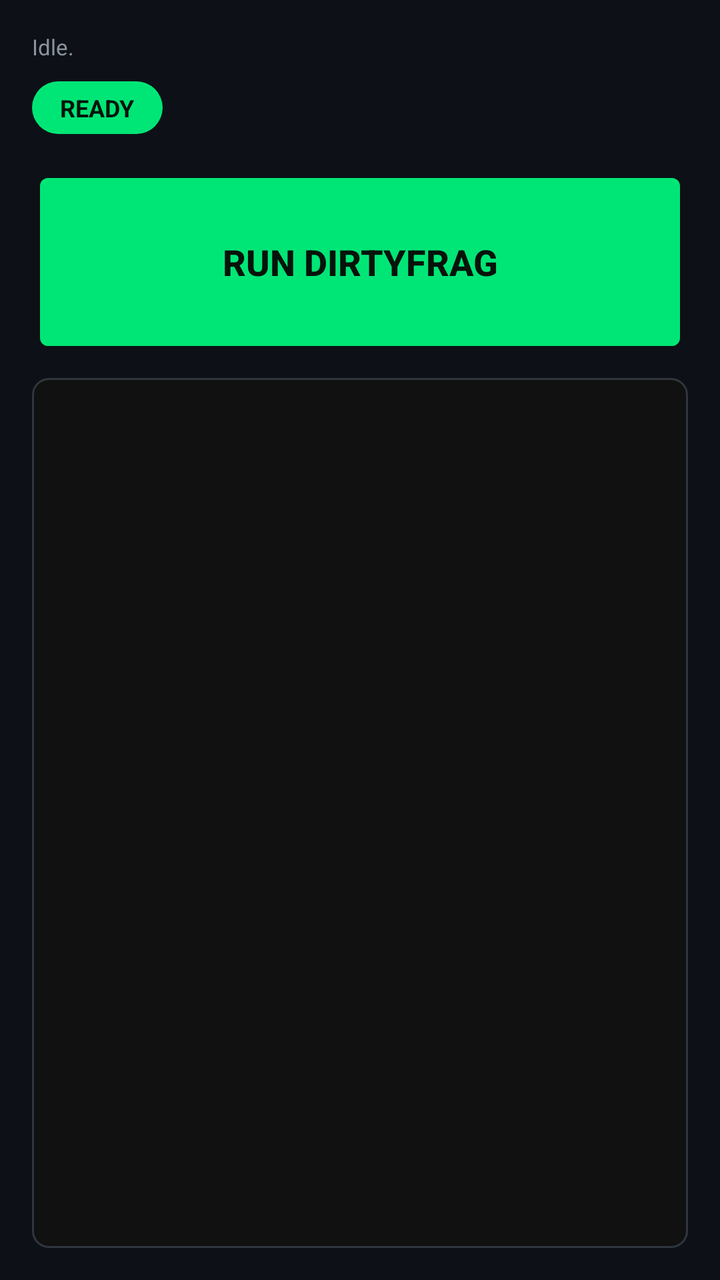
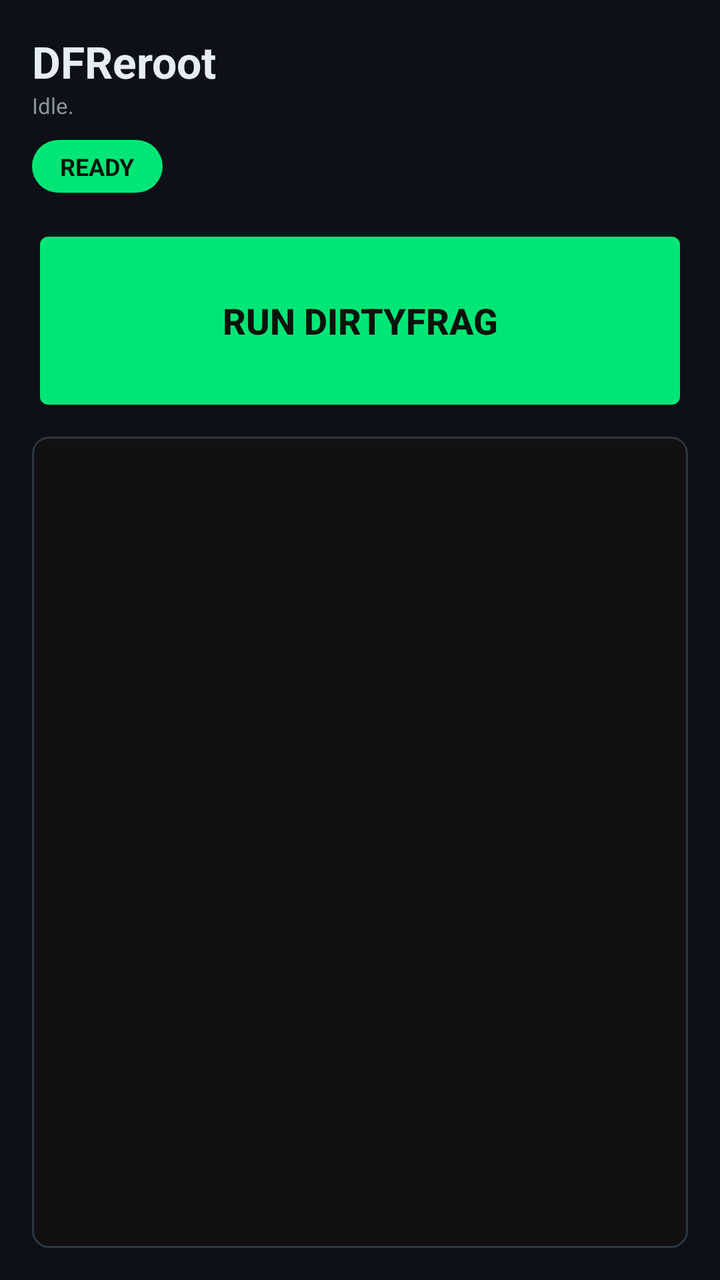

An Android layout rendered at two revisions. The XML below is the earlier revision; the diff shows what the commit changed to produce the second picture.
<!-- AndroidManifest.xml: application theme android:Theme.DeviceDefault.NoActionBar -->
<!-- res/layout/activity_main.xml -->
<?xml version="1.0" encoding="utf-8"?>
<LinearLayout xmlns:android="http://schemas.android.com/apk/res/android"
    android:orientation="vertical"
    android:padding="16dp"
    android:layout_width="match_parent"
    android:layout_height="match_parent"
    android:background="@color/bg"
    android:fitsSystemWindows="true">

    <TextView
        android:id="@+id/status"
        android:layout_width="match_parent"
        android:layout_height="wrap_content"
        android:text="@string/status_idle"
        android:textSize="11sp"
        android:textColor="@color/textSecondary" />

    <TextView
        android:id="@+id/statusChip"
        android:layout_width="wrap_content"
        android:layout_height="wrap_content"
        android:layout_marginTop="10dp"
        android:paddingHorizontal="14dp"
        android:paddingVertical="5dp"
        android:background="@drawable/chip_ok"
        android:text="@string/chip_ready"
        android:textSize="12sp"
        android:textStyle="bold"
        android:textColor="@color/accentText" />

    <Button
        android:id="@+id/btnRunAll"
        android:layout_width="match_parent"
        android:layout_height="wrap_content"
        android:layout_marginTop="16dp"
        android:minHeight="96dp"
        android:backgroundTint="@color/accent"
        android:textColor="@color/accentText"
        android:textSize="18sp"
        android:textStyle="bold"
        android:text="@string/run_all" />

    <ProgressBar
        android:id="@+id/progress"
        android:layout_width="wrap_content"
        android:layout_height="wrap_content"
        android:layout_gravity="center_horizontal"
        android:layout_marginTop="8dp"
        android:visibility="gone"
        style="?android:attr/progressBarStyleSmall"
        android:indeterminateTint="@color/accent" />

    <ScrollView
        android:layout_width="match_parent"
        android:layout_height="0dp"
        android:layout_weight="1"
        android:layout_marginTop="10dp"
        android:background="@drawable/log_box">
        <TextView
            android:id="@+id/log"
            android:layout_width="match_parent"
            android:layout_height="wrap_content"
            android:padding="8dp"
            android:typeface="monospace"
            android:textSize="11sp"
            android:textColor="@color/logText" />
    </ScrollView>

</LinearLayout>
<!-- resources referenced by this layout -->
<resources>
  <color name="accent">#00E676</color>
  <color name="accentText">#06130B</color>
  <color name="bg">#0D1117</color>
  <color name="logText">#D7E3D7</color>
  <color name="textSecondary">#8B949E</color>
  <!-- drawable chip_ok (drawable) -->
  <?xml version="1.0" encoding="utf-8"?>
  <shape xmlns:android="http://schemas.android.com/apk/res/android"
      android:shape="rectangle">
      <corners android:radius="16dp" />
      <solid android:color="@color/accent" />
  </shape>
  <!-- drawable log_box (drawable) -->
  <?xml version="1.0" encoding="utf-8"?>
  <shape xmlns:android="http://schemas.android.com/apk/res/android"
      android:shape="rectangle">
      <corners android:radius="8dp" />
      <solid android:color="@color/logBg" />
      <stroke android:width="1dp" android:color="@color/outline" />
  </shape>
  <string name="chip_ready">READY</string>
  <string name="run_all">Run DirtyFrag</string>
  <string name="status_idle">Idle.</string>
  <color name="logBg">#111111</color>
  <color name="outline">#30363D</color>
</resources>

<!-- the commit's change to res/layout/activity_main.xml (unified diff, before → after) -->
@@ -6,6 +6,15 @@
     android:layout_height="match_parent"
     android:background="@color/bg"
     android:fitsSystemWindows="true">
+
+    <TextView
+        android:id="@+id/appTitle"
+        android:layout_width="match_parent"
+        android:layout_height="wrap_content"
+        android:text="@string/app_name"
+        android:textSize="22sp"
+        android:textStyle="bold"
+        android:textColor="@color/textPrimary" />
 
     <TextView
         android:id="@+id/status"
<!-- resource entries referenced after the edit -->
@@ -4,6 +4,7 @@
   <color name="accentText">#06130B</color>
   <color name="bg">#0D1117</color>
   <color name="logText">#D7E3D7</color>
+  <color name="textPrimary">#E6EDF3</color>
   <color name="textSecondary">#8B949E</color>
   <!-- drawable chip_ok (drawable) -->
   <?xml version="1.0" encoding="utf-8"?>
@@ -20,6 +21,7 @@
       <solid android:color="@color/logBg" />
       <stroke android:width="1dp" android:color="@color/outline" />
   </shape>
+  <string name="app_name">DFReroot</string>
   <string name="chip_ready">READY</string>
   <string name="run_all">Run DirtyFrag</string>
   <string name="status_idle">Idle.</string>
